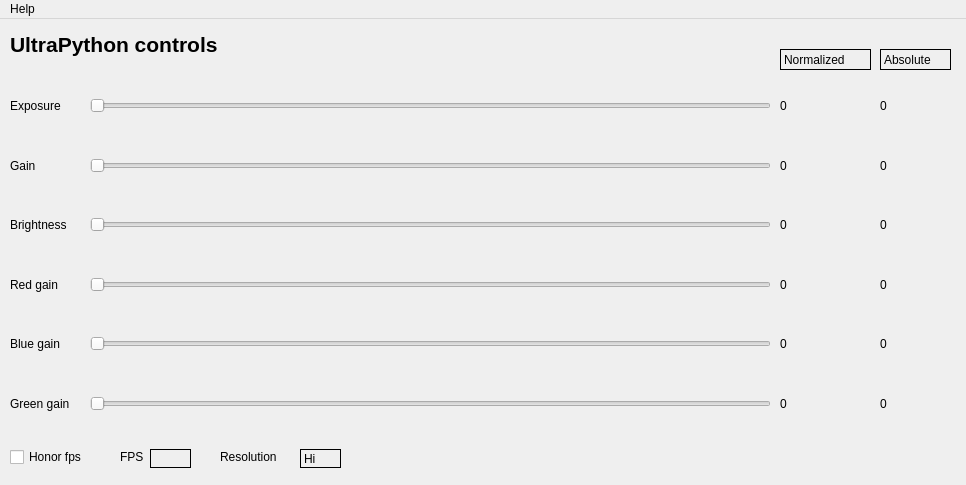
Above: src/ui/mainwindow.ui from robotology/yarp-device-ultrapython before the change. Below: the same form after it.
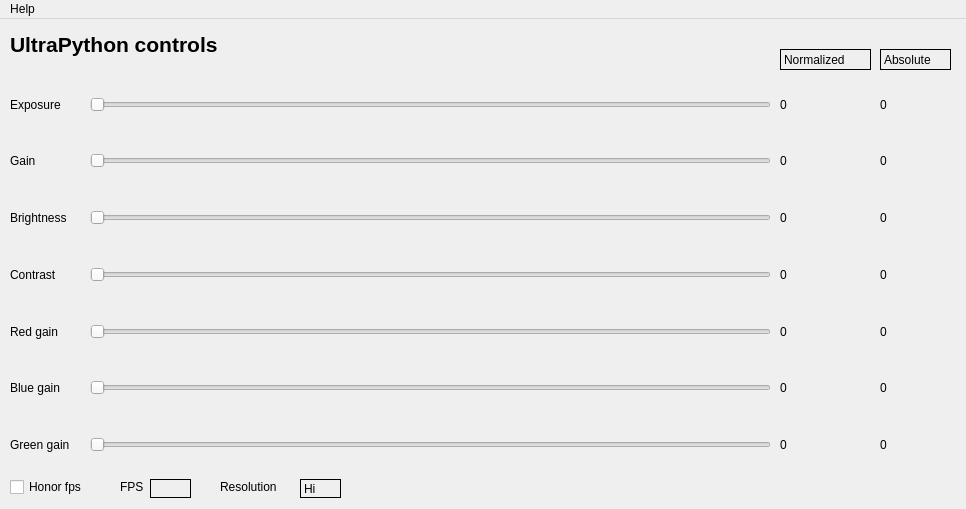
That is the form after the change.

Commit message:
Add contrast control to GUI
* Added contrast slider to gui

* updated gitignore with build folder

* added constants for contrast

* added case for contrast

* added contrast slider release function

* added contrast values display

* added case related to contrast

* fixed contrast value display

* Added contrast tests

* added contrast const to remaining switch cases and default value

* Fixed get and set of contrast

* updated readme with contrast

```diff
--- a/src/ui/mainwindow.ui
+++ b/src/ui/mainwindow.ui
@@ -7,7 +7,7 @@
     <x>0</x>
     <y>0</y>
     <width>966</width>
-    <height>485</height>
+    <height>509</height>
    </rect>
   </property>
   <property name="maximumSize">
@@ -26,7 +26,7 @@
       <x>10</x>
       <y>60</y>
       <width>81</width>
-      <height>351</height>
+      <height>391</height>
      </rect>
     </property>
     <layout class="QVBoxLayout" name="controlsLabel">
@@ -75,6 +75,19 @@
        </property>
       </widget>
      </item>
+     <item>
+      <widget class="QLabel" name="contrastLb">
+       <property name="sizePolicy">
+        <sizepolicy hsizetype="Maximum" vsizetype="Minimum">
+         <horstretch>0</horstretch>
+         <verstretch>0</verstretch>
+        </sizepolicy>
+       </property>
+       <property name="text">
+        <string>Contrast</string>
+       </property>
+      </widget>
+     </item>
      <item>
       <widget class="QLabel" name="redGainLb">
        <property name="sizePolicy">
@@ -122,7 +135,7 @@
       <x>90</x>
       <y>60</y>
       <width>681</width>
-      <height>351</height>
+      <height>391</height>
      </rect>
     </property>
     <layout class="QVBoxLayout" name="controls">
@@ -165,6 +178,19 @@
        </property>
       </widget>
      </item>
+     <item>
+      <widget class="QSlider" name="contrastSlider">
+       <property name="sizePolicy">
+        <sizepolicy hsizetype="Expanding" vsizetype="Expanding">
+         <horstretch>0</horstretch>
+         <verstretch>0</verstretch>
+        </sizepolicy>
+       </property>
+       <property name="orientation">
+        <enum>Qt::Horizontal</enum>
+       </property>
+      </widget>
+     </item>
      <item>
       <widget class="QSlider" name="redGainSlider">
        <property name="sizePolicy">
@@ -212,7 +238,7 @@
       <x>780</x>
       <y>60</y>
       <width>21</width>
-      <height>351</height>
+      <height>391</height>
      </rect>
     </property>
     <layout class="QVBoxLayout" name="normalizedValue">
@@ -261,6 +287,19 @@
        </property>
       </widget>
      </item>
+     <item>
+      <widget class="QLabel" name="contrastNorm">
+       <property name="sizePolicy">
+        <sizepolicy hsizetype="Minimum" vsizetype="Minimum">
+         <horstretch>0</horstretch>
+         <verstretch>0</verstretch>
+        </sizepolicy>
+       </property>
+       <property name="text">
+        <string>0</string>
+       </property>
+      </widget>
+     </item>
      <item>
       <widget class="QLabel" name="redGainNorm">
        <property name="sizePolicy">
@@ -328,7 +367,7 @@
       <x>880</x>
       <y>60</y>
       <width>41</width>
-      <height>351</height>
+      <height>391</height>
      </rect>
     </property>
     <layout class="QVBoxLayout" name="absoluteValue">
@@ -377,6 +416,19 @@
        </property>
       </widget>
      </item>
+     <item>
+      <widget class="QLabel" name="contrastAbs">
+       <property name="sizePolicy">
+        <sizepolicy hsizetype="Minimum" vsizetype="Minimum">
+         <horstretch>0</horstretch>
+         <verstretch>0</verstretch>
+        </sizepolicy>
+       </property>
+       <property name="text">
+        <string>0</string>
+       </property>
+      </widget>
+     </item>
      <item>
       <widget class="QLabel" name="redGainAbs">
        <property name="sizePolicy">
@@ -466,7 +518,7 @@
     <property name="geometry">
      <rect>
       <x>10</x>
-      <y>430</y>
+      <y>460</y>
       <width>92</width>
       <height>16</height>
      </rect>
@@ -479,7 +531,7 @@
     <property name="geometry">
      <rect>
       <x>150</x>
-      <y>430</y>
+      <y>460</y>
       <width>41</width>
       <height>19</height>
      </rect>
@@ -501,7 +553,7 @@
     <property name="geometry">
      <rect>
       <x>120</x>
-      <y>430</y>
+      <y>460</y>
       <width>26</width>
       <height>16</height>
      </rect>
@@ -520,7 +572,7 @@
     <property name="geometry">
      <rect>
       <x>300</x>
-      <y>430</y>
+      <y>460</y>
       <width>41</width>
       <height>19</height>
      </rect>
@@ -542,7 +594,7 @@
     <property name="geometry">
      <rect>
       <x>220</x>
-      <y>430</y>
+      <y>460</y>
       <width>81</width>
       <height>16</height>
      </rect>
```
The commit also changes 14 other files.
